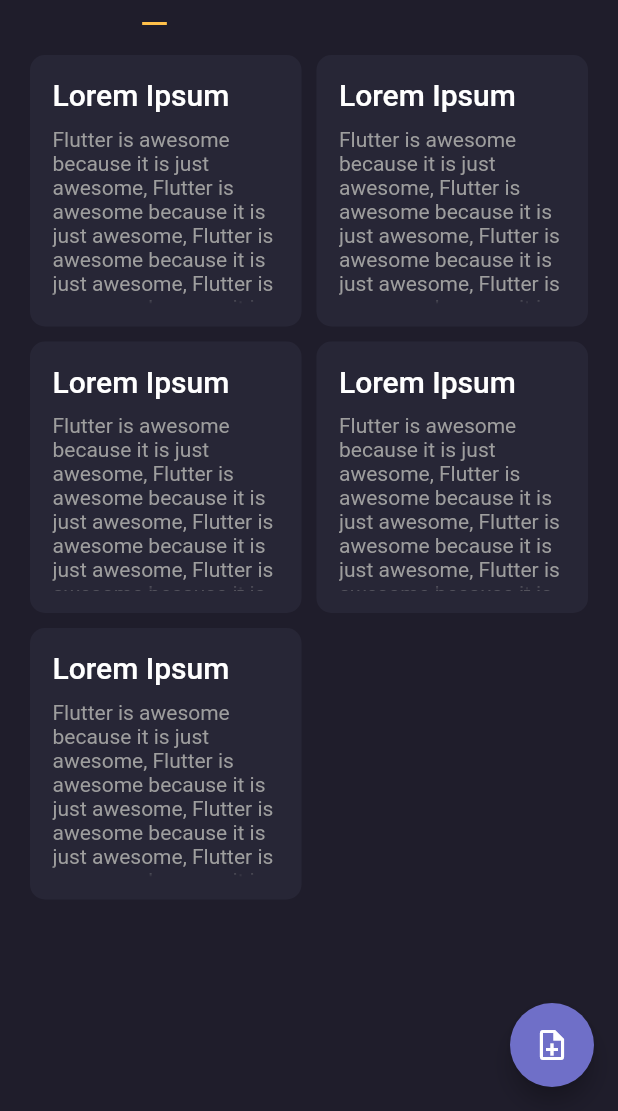
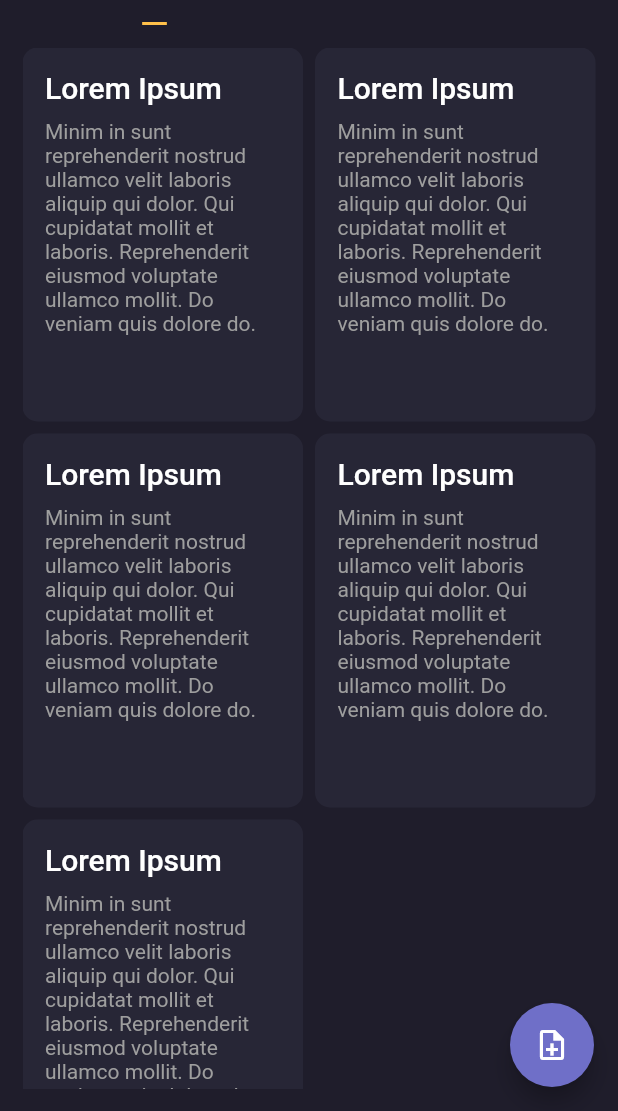
Before and after one commit to octoi/daily-notes, a Flutter app: the screen it shows after launch, on a phone screen of 412 x 824 dp, the part 125-1236 px from its top. Run offline on Flutter 3.47's test engine with Material 2 defaults, Android fonts, the phone set to English and light mode, and no system bars.

Commit message:
aspect ratio stuffs

```diff
--- a/app/lib/screens/all_screen.dart
+++ b/app/lib/screens/all_screen.dart
@@ -4,9 +4,16 @@ import 'package:flutter/material.dart';
 class AllScreen extends StatelessWidget {
   @override
   Widget build(BuildContext context) {
+    var size = MediaQuery.of(context).size;
+    var cardWidth = size.width;
+    var cardHeight = size.height / 1.5;
+
     return GridView.count(
       physics: BouncingScrollPhysics(),
       crossAxisCount: 2,
+      crossAxisSpacing: 8.0,
+      mainAxisSpacing: 8.0,
+      childAspectRatio: cardWidth / cardHeight,
       children: [
         Note(),
         Note(),
@@ -27,7 +34,7 @@ class Note extends StatelessWidget {
   Widget build(BuildContext context) {
     return Container(
       padding: EdgeInsets.all(15.0),
-      margin: EdgeInsets.all(5.0),
+      // margin: EdgeInsets.all(5.0),
       width: double.infinity,
       decoration: BoxDecoration(
         color: appSecondaryColor,
@@ -43,11 +50,12 @@ class Note extends StatelessWidget {
               fontSize: 20.0,
               fontWeight: FontWeight.w500,
             ),
+            overflow: TextOverflow.ellipsis,
           ),
           SizedBox(height: 10.0),
           Expanded(
             child: Text(
-              "Flutter is awesome because it is just awesome, Flutter is awesome because it is just awesome, Flutter is awesome because it is just awesome, Flutter is awesome because it is just awesome, Flutter is awesome because it is just awesome",
+              "Minim in sunt reprehenderit nostrud ullamco velit laboris aliquip qui dolor. Qui cupidatat mollit et laboris. Reprehenderit eiusmod voluptate ullamco mollit. Do veniam quis dolore do.",
               style: TextStyle(color: Colors.grey, fontWeight: FontWeight.w400),
               overflow: TextOverflow.fade,
             ),
```
